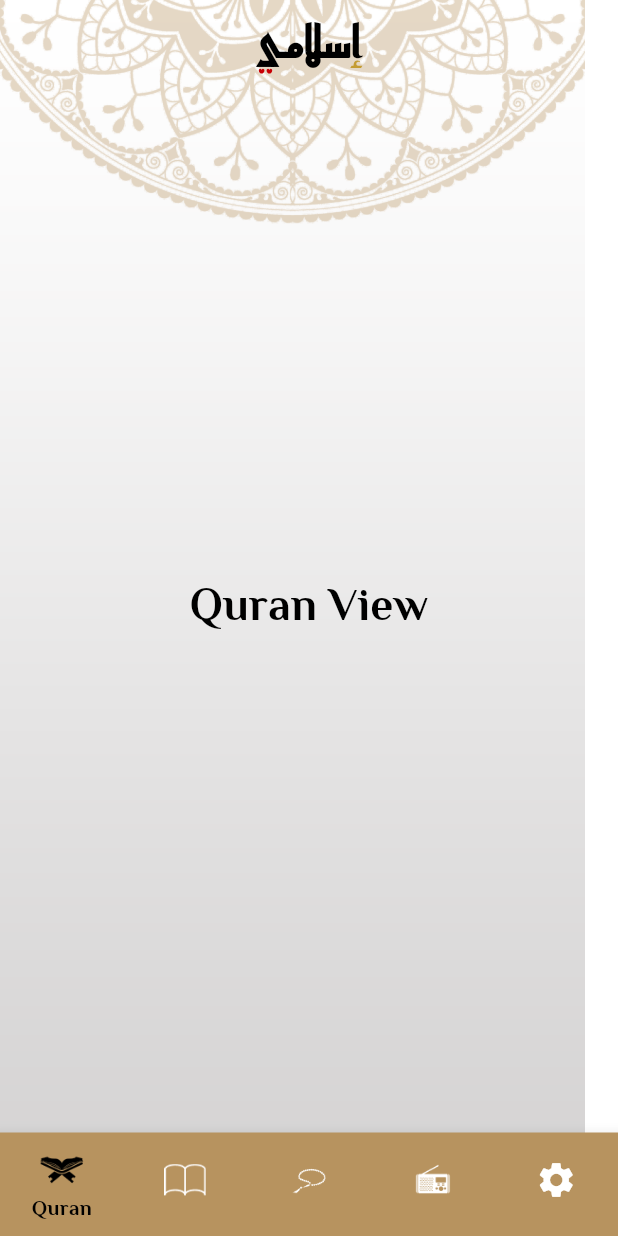
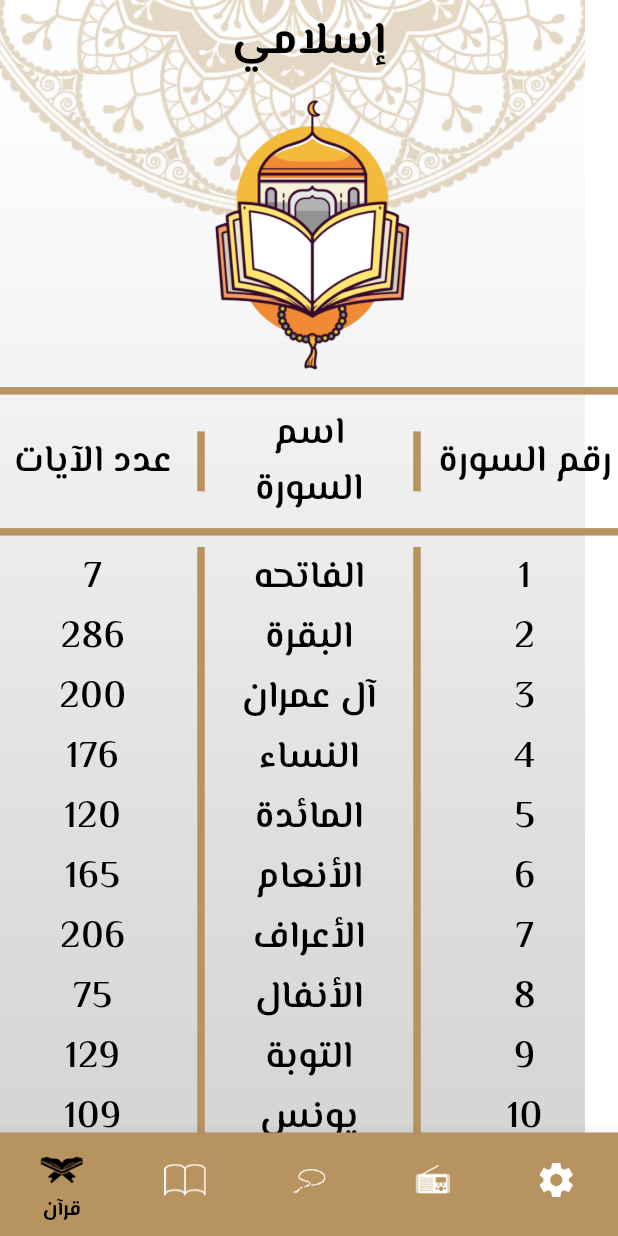
Before and after one commit to ahmedsaidalelwany/islami, a Flutter app: the screen it shows after launch, on a phone screen of 412 x 824 dp. Run offline on Flutter 3.47's test engine with Material 3 defaults, Android fonts, the phone set to English and light mode, and no system bars.

Commit message:
init islami app *add spash screen *add layout & theme

```diff
--- a/lib/layout/layout_view.dart
+++ b/lib/layout/layout_view.dart
@@ -1,9 +1,9 @@
 import 'package:flutter/material.dart';
-import 'package:islami/modules/splash/Hadith/hadith_view.dart';
-import 'package:islami/modules/splash/Quran/quran_view.dart';
-import 'package:islami/modules/splash/Radio/radio_view.dart';
-import 'package:islami/modules/splash/Settings/settings_view.dart';
-import 'package:islami/modules/splash/Tasbeeh/tasbeeh_view.dart';
+import 'package:islami/modules/Hadith/hadith_view.dart';
+import 'package:islami/modules/Quran/quran_view.dart';
+import 'package:islami/modules/Radio/radio_view.dart';
+import 'package:islami/modules/Settings/settings_view.dart';
+import 'package:islami/modules/Tasbeeh/tasbeeh_view.dart';
 import 'package:islami/theme/app_theme_data.dart';
 
 class Layout extends StatefulWidget {
@@ -28,16 +28,15 @@ class _LayoutState extends State<Layout> {
 
   @override
   Widget build(BuildContext context) {
-    return SafeArea(
-      child: Stack(
+    var theme = Theme.of(context);
+    return Stack(
       children: [
         const Image(
-              image: AssetImage('assets/images/home-bk.png'),
-              fit: BoxFit.cover),
+            image: AssetImage('assets/images/home-bk.png'), fit: BoxFit.cover),
         Scaffold(
           appBar: AppBar(
-              title: const Center(
-                child: Text('إسلامي'),
+            title: Center(
+              child: Text('إسلامي', style: theme.textTheme.titleLarge),
             ),
           ),
           body: Screens[selectedIndex],
@@ -55,35 +54,34 @@ class _LayoutState extends State<Layout> {
                 icon: ImageIcon(
                   AssetImage('assets/icons/quran.png'),
                 ),
-                  label: 'Quran',
+                label: 'قرآن',
               ),
               BottomNavigationBarItem(
                 icon: ImageIcon(
                   AssetImage('assets/icons/hadeth.png'),
                 ),
-                  label: 'Hadith',
+                label: 'حديث',
               ),
               BottomNavigationBarItem(
                 icon: ImageIcon(
                   AssetImage('assets/icons/sebha.png'),
                 ),
-                  label: 'Tasbeeh',
+                label: 'تسبيح',
               ),
               BottomNavigationBarItem(
                 icon: ImageIcon(
                   AssetImage('assets/icons/radio.png'),
                 ),
-                  label: 'Radio',
+                label: 'إذاعة',
               ),
               BottomNavigationBarItem(
                 icon: Icon(Icons.settings),
-                  label: 'Settings',
+                label: 'إعدادات',
               ),
             ],
           ),
         ),
       ],
-      ),
     );
   }
 }
--- a/lib/main.dart
+++ b/lib/main.dart
@@ -1,6 +1,5 @@
 import 'package:flutter/material.dart';
 import 'package:islami/layout/layout_view.dart';
-import 'package:islami/modules/splash/Splash/splash_view.dart';
 import 'package:islami/theme/app_theme_data.dart';
 
 void main() {
@@ -16,9 +15,8 @@ class MyApp extends StatelessWidget {
     return MaterialApp(
       debugShowCheckedModeBanner: false,
       theme: App_theme_manager.lightTheme,
-      initialRoute: splash_view.routeName,
+      initialRoute: Layout.routeName,
       routes: {
-        splash_view.routeName: (context) => const splash_view(),
         Layout.routeName: (context) => const Layout(),
       },
     );
--- a/lib/modules/splash/Radio/radio_view.dart
+++ b/lib/modules/Hadith/hadith_view.dart
@@ -1,13 +1,13 @@
 import 'package:flutter/material.dart';
 
-class RadioView extends StatelessWidget {
-  const RadioView({Key? key}) : super(key: key);
+class HadithView extends StatelessWidget {
+  const HadithView({super.key});
 
   @override
   Widget build(BuildContext context) {
     return const Center(
       child: Text(
-        'Radio View',
+        'Hadith View',
         style: TextStyle(
             fontSize: 30,
             fontWeight: FontWeight.bold,
--- /dev/null
+++ b/lib/modules/Quran/Widgets/sura_title_w.dart
@@ -0,0 +1,57 @@
+import 'package:flutter/material.dart';
+
+class SuraTitleW extends StatelessWidget {
+  const SuraTitleW(
+      {super.key,
+      required this.sura_number,
+      required this.sura_name,
+      required this.ayas_number});
+
+  final String sura_number;
+  final String sura_name;
+  final String ayas_number;
+
+  @override
+  Widget build(BuildContext context) {
+    var theme = Theme.of(context);
+    return Row(
+      children: [
+        Expanded(
+          child: Text(
+            ayas_number,
+            style: theme.textTheme.bodyLarge,
+            textAlign: TextAlign.center,
+          ),
+        ),
+        const SizedBox(
+          height: 40,
+          child: VerticalDivider(
+            width: 20,
+            thickness: 5,
+          ),
+        ),
+        Expanded(
+          child: Text(
+            sura_name,
+            style: theme.textTheme.bodyLarge,
+            textAlign: TextAlign.center,
+          ),
+        ),
+        const SizedBox(
+          height: 40,
+          child: VerticalDivider(
+            width: 20,
+            thickness: 5,
+          ),
+        ),
+        Expanded(
+          child: Text(
+            sura_number,
+            style: theme.textTheme.bodyLarge,
+            textAlign: TextAlign.center,
+          ),
+        ),
+      ],
+    );
+  }
+}
--- /dev/null
+++ b/lib/modules/Quran/quran_view.dart
@@ -0,0 +1,313 @@
+import 'package:flutter/material.dart';
+import 'package:islami/modules/Quran/Widgets/sura_title_w.dart';
+
+class QuranView extends StatefulWidget {
+  const QuranView({super.key});
+
+  @override
+  State<QuranView> createState() => _QuranViewState();
+}
+
+class _QuranViewState extends State<QuranView> {
+  List<String> suraNames = [
+    "الفاتحه",
+    "البقرة",
+    "آل عمران",
+    "النساء",
+    "المائدة",
+    "الأنعام",
+    "الأعراف",
+    "الأنفال",
+    "التوبة",
+    "يونس",
+    "هود",
+    "يوسف",
+    "الرعد",
+    "إبراهيم",
+    "الحجر",
+    "النحل",
+    "الإسراء",
+    "الكهف",
+    "مريم",
+    "طه",
+    "الأنبياء",
+    "الحج",
+    "المؤمنون",
+    "النّور",
+    "الفرقان",
+    "الشعراء",
+    "النّمل",
+    "القصص",
+    "العنكبوت",
+    "الرّوم",
+    "لقمان",
+    "السجدة",
+    "الأحزاب",
+    "سبأ",
+    "فاطر",
+    "يس",
+    "الصافات",
+    "ص",
+    "الزمر",
+    "غافر",
+    "فصّلت",
+    "الشورى",
+    "الزخرف",
+    "الدّخان",
+    "الجاثية",
+    "الأحقاف",
+    "محمد",
+    "الفتح",
+    "الحجرات",
+    "ق",
+    "الذاريات",
+    "الطور",
+    "النجم",
+    "القمر",
+    "الرحمن",
+    "الواقعة",
+    "الحديد",
+    "المجادلة",
+    "الحشر",
+    "الممتحنة",
+    "الصف",
+    "الجمعة",
+    "المنافقون",
+    "التغابن",
+    "الطلاق",
+    "التحريم",
+    "الملك",
+    "القلم",
+    "الحاقة",
+    "المعارج",
+    "نوح",
+    "الجن",
+    "المزّمّل",
+    "المدّثر",
+    "القيامة",
+    "الإنسان",
+    "المرسلات",
+    "النبأ",
+    "النازعات",
+    "عبس",
+    "التكوير",
+    "الإنفطار",
+    "المطفّفين",
+    "الإنشقاق",
+    "البروج",
+    "الطارق",
+    "الأعلى",
+    "الغاشية",
+    "الفجر",
+    "البلد",
+    "الشمس",
+    "الليل",
+    "الضحى",
+    "الشرح",
+    "التين",
+    "العلق",
+    "القدر",
+    "البينة",
+    "الزلزلة",
+    "العاديات",
+    "القارعة",
+    "التكاثر",
+    "العصر",
+    "الهمزة",
+    "الفيل",
+    "قريش",
+    "الماعون",
+    "الكوثر",
+    "الكافرون",
+    "النصر",
+    "المسد",
+    "الإخلاص",
+    "الفلق",
+    "الناس"
+  ];
+  List<int> versesNumber = [
+    7,
+    286,
+    200,
+    176,
+    120,
+    165,
+    206,
+    75,
+    129,
+    109,
+    123,
+    111,
+    43,
+    52,
+    99,
+    128,
+    111,
+    110,
+    98,
+    135,
+    112,
+    78,
+    118,
+    64,
+    77,
+    227,
+    93,
+    88,
+    69,
+    60,
+    34,
+    30,
+    73,
+    54,
+    45,
+    83,
+    182,
+    88,
+    75,
+    85,
+    54,
+    53,
+    89,
+    59,
+    37,
+    35,
+    38,
+    29,
+    18,
+    45,
+    60,
+    49,
+    62,
+    55,
+    78,
+    96,
+    29,
+    22,
+    24,
+    13,
+    14,
+    11,
+    11,
+    18,
+    12,
+    12,
+    30,
+    52,
+    52,
+    44,
+    28,
+    28,
+    20,
+    56,
+    40,
+    31,
+    50,
+    40,
+    46,
+    42,
+    29,
+    19,
+    36,
+    25,
+    22,
+    17,
+    19,
+    26,
+    30,
+    20,
+    15,
+    21,
+    11,
+    8,
+    5,
+    19,
+    5,
+    8,
+    8,
+    11,
+    11,
+    8,
+    3,
+    9,
+    5,
+    4,
+    6,
+    3,
+    6,
+    3,
+    5,
+    4,
+    5,
+    6
+  ];
+
+  @override
+  Widget build(BuildContext context) {
+    var theme = Theme.of(context);
+    return Column(
+      children: [
+        Image.asset('assets/images/quran_header.png', scale: 3.5),
+        const Divider(
+          thickness: 5,
+        ),
+        Row(
+          children: [
+            Expanded(
+              child: Text(
+                'عدد الآيات',
+                style: theme.textTheme.bodyLarge,
+                textAlign: TextAlign.center,
+              ),
+            ),
+            const SizedBox(
+              height: 40,
+              child: VerticalDivider(
+                width: 20,
+                thickness: 5,
+              ),
+            ),
+            Expanded(
+              child: Text(
+                'اسم السورة',
+                style: theme.textTheme.bodyLarge,
+                textAlign: TextAlign.center,
+              ),
+            ),
+            const SizedBox(
+              height: 40,
+              child: VerticalDivider(
+                width: 20,
+                thickness: 5,
+              ),
+            ),
+            Expanded(
+              child: Text(
+                'رقم السورة',
+                style: theme.textTheme.bodyLarge,
+                textAlign: TextAlign.center,
+              ),
+            ),
+          ],
+        ),
+        const Divider(
+          height: 20,
+          thickness: 5,
+        ),
+        Expanded(
+          child: SizedBox(
+            child: ListView.builder(
+              shrinkWrap: true,
+              itemCount: 114,
+              itemBuilder: (context, index) => SuraTitleW(
+                sura_number: (index + 1).toString(),
+                sura_name: suraNames[index],
+                ayas_number: versesNumber[index].toString(),
+              ),
+            ),
+          ),
+        ),
+      ],
+    );
+  }
+}
--- a/lib/modules/splash/Quran/quran_view.dart
+++ b/lib/modules/Radio/radio_view.dart
@@ -1,13 +1,13 @@
 import 'package:flutter/material.dart';
 
-class QuranView extends StatelessWidget {
-  const QuranView({super.key});
+class RadioView extends StatelessWidget {
+  const RadioView({super.key});
 
   @override
   Widget build(BuildContext context) {
     return const Center(
       child: Text(
-        'Quran View',
+        'Radio View',
         style: TextStyle(
             fontSize: 30,
             fontWeight: FontWeight.bold,
--- a/lib/modules/splash/Settings/settings_view.dart
+++ b/lib/modules/Settings/settings_view.dart
@@ -1,7 +1,7 @@
 import 'package:flutter/material.dart';
 
 class SettingsView extends StatelessWidget {
-  const SettingsView({Key? key}) : super(key: key);
+  const SettingsView({super.key});
 
   @override
   Widget build(BuildContext context) {
--- a/lib/modules/splash/Hadith/hadith_view.dart
+++ b/lib/modules/Tasbeeh/tasbeeh_view.dart
@@ -1,13 +1,18 @@
 import 'package:flutter/material.dart';
 
-class HadithView extends StatelessWidget {
-  const HadithView({Key? key}) : super(key: key);
+class TasbeehView extends StatefulWidget {
+  const TasbeehView({super.key});
 
+  @override
+  State<TasbeehView> createState() => _TasbeehViewState();
+}
+
+class _TasbeehViewState extends State<TasbeehView> {
   @override
   Widget build(BuildContext context) {
     return const Center(
       child: Text(
-        'Hadith View',
+        'tasbeeh View',
         style: TextStyle(
             fontSize: 30,
             fontWeight: FontWeight.bold,
--- a/lib/modules/splash/Splash/splash_view.dart
+++ /dev/null
@@ -1,44 +0,0 @@
-import 'dart:async';
-
-import 'package:flutter/material.dart';
-import 'package:islami/layout/layout_view.dart';
-
-// ignore: camel_case_types
-class splash_view extends StatefulWidget {
-  const splash_view({super.key});
-
-  static const routeName = '/splash_view';
-
-  @override
-  State<splash_view> createState() => _splash_viewState();
-}
-
-// ignore: camel_case_types
-class _splash_viewState extends State<splash_view> {
-  @override
-  void initState() {
-    super.initState();
-    Timer(const Duration(seconds: 1), () {
-      Navigator.pushReplacementNamed(context, Layout.routeName);
-    });
-  }
-
-  @override
-  Widget build(BuildContext context) {
-    return const Stack(
-      children: [
-        Image(
-          image: AssetImage('assets/images/bk1.png'),
-          fit: BoxFit.cover,
-        ),
-        Center(
-          child: Image(
-            image: AssetImage('assets/images/logo2.png'),
-            width: 150,
-            height: 150,
-          ),
-        ),
-      ],
-    );
-  }
-}
--- a/lib/modules/splash/Tasbeeh/tasbeeh_view.dart
+++ /dev/null
@@ -1,24 +0,0 @@
-import 'package:flutter/material.dart';
-
-class TasbeehView extends StatefulWidget {
-  const TasbeehView({Key? key}) : super(key: key);
-
-  @override
-  State<TasbeehView> createState() => _TasbeehViewState();
-}
-
-class _TasbeehViewState extends State<TasbeehView> {
-  @override
-  Widget build(BuildContext context) {
-    return const Center(
-      child: Text(
-        'tasbeeh View',
-        style: TextStyle(
-            fontSize: 30,
-            fontWeight: FontWeight.bold,
-            color: Colors.black,
-            fontFamily: 'ElMessiri'),
-      ),
-    );
-  }
-}
--- a/lib/theme/app_theme_data.dart
+++ b/lib/theme/app_theme_data.dart
@@ -8,11 +8,6 @@ class App_theme_manager {
     scaffoldBackgroundColor: Colors.transparent,
     appBarTheme: const AppBarTheme(
       backgroundColor: Colors.transparent,
-      titleTextStyle: TextStyle(
-          color: Colors.black,
-          fontSize: 30,
-          fontWeight: FontWeight.bold,
-          fontFamily: 'Reem-kufi'),
     ),
     bottomNavigationBarTheme: const BottomNavigationBarThemeData(
       backgroundColor: primaryColor,
@@ -34,5 +29,36 @@ class App_theme_manager {
         size: 28,
       ),
     ),
+    dividerTheme: const DividerThemeData(
+      color: primaryColor,
+      space: 20,
+      thickness: 5,
+    ),
+    textTheme: const TextTheme(
+      titleLarge: TextStyle(
+        fontSize: 30,
+        fontWeight: FontWeight.bold,
+        fontFamily: 'ElMessiri',
+        color: Colors.black,
+      ),
+      bodyLarge: TextStyle(
+        fontSize: 25,
+        fontWeight: FontWeight.w600,
+        fontFamily: 'ElMessiri',
+        color: Colors.black,
+      ),
+      bodyMedium: TextStyle(
+        fontSize: 25,
+        fontWeight: FontWeight.w400,
+        fontFamily: 'ElMessiri',
+        color: Colors.black,
+      ),
+      bodySmall: TextStyle(
+        fontSize: 20,
+        fontWeight: FontWeight.w400,
+        fontFamily: 'ElMessiri',
+        color: Colors.black,
+      ),
+    ),
   );
 }
```
Also changed, not shown: assets/images/hadith_header.png (added), assets/images/quran_header.png (added), lib/generated/assets.dart. Lines whose indentation alone changed are shown as unchanged.
